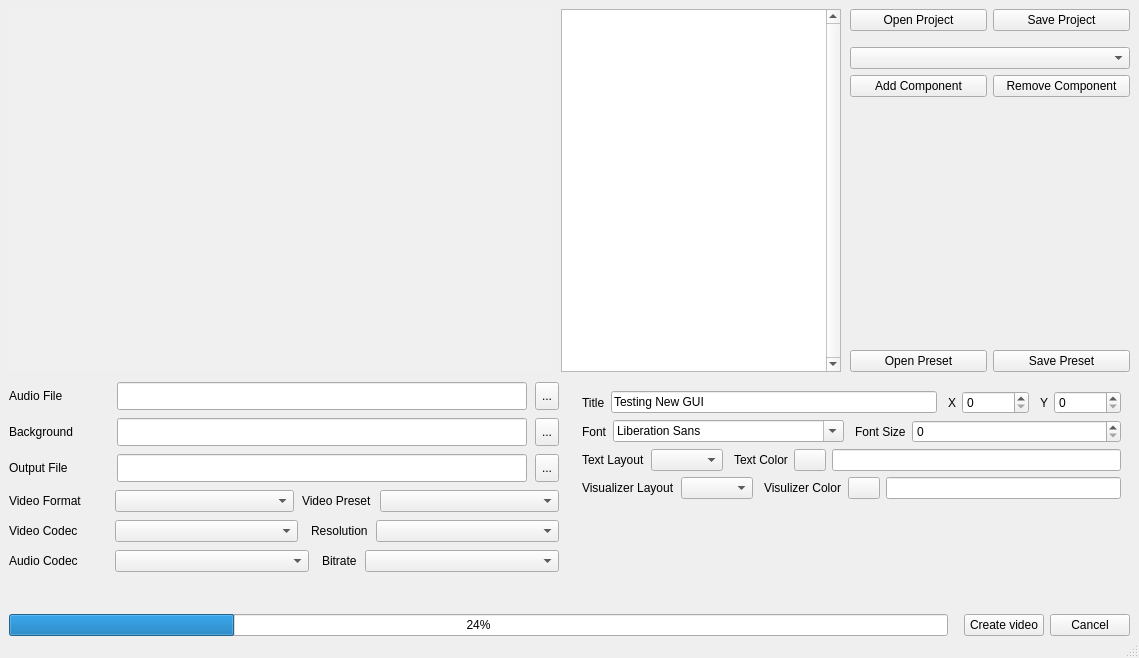
Above: mainwindow.ui from djfun/audio-visualizer-python before the change. Below: the same form after it.
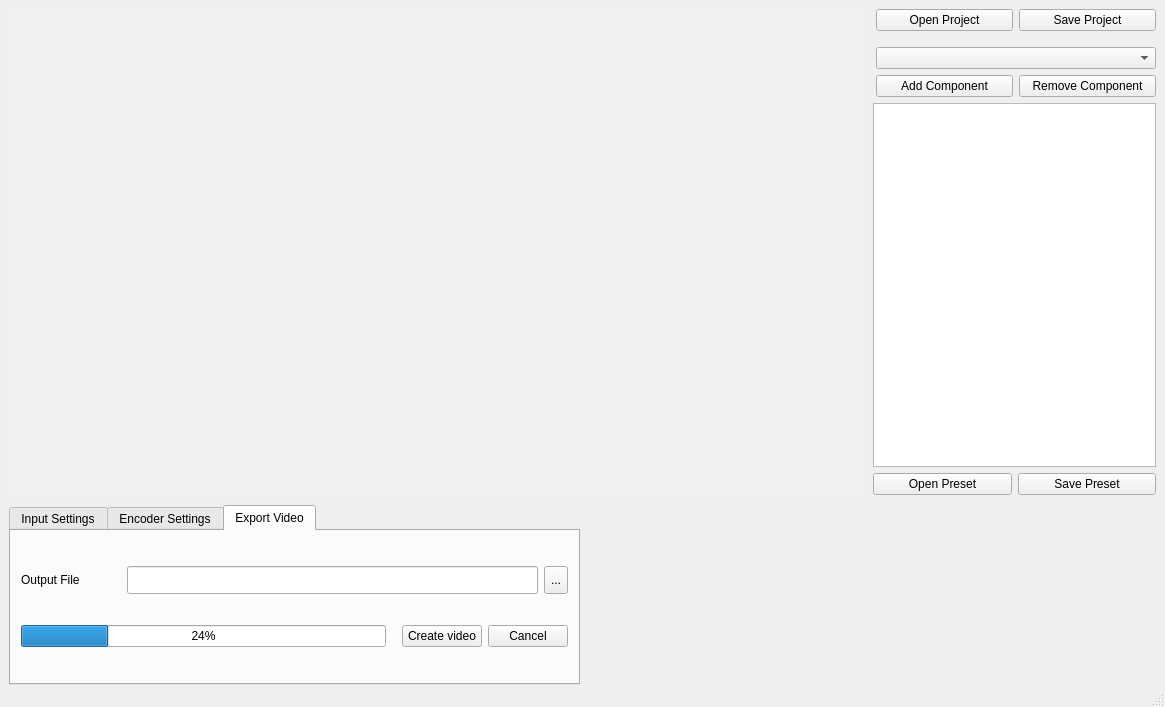
That is the form after the change. The open tabs and pages were chosen to show the change.

```diff
--- a/mainwindow.ui
+++ b/mainwindow.ui
@@ -6,8 +6,8 @@
    <rect>
     <x>0</x>
     <y>0</y>
-    <width>1139</width>
-    <height>658</height>
+    <width>1165</width>
+    <height>707</height>
    </rect>
   </property>
   <property name="windowTitle">
@@ -109,33 +109,6 @@
          <number>3</number>
         </property>
         <item>
-         <widget class="QListView" name="listView_componentList">
-          <property name="sizePolicy">
-           <sizepolicy hsizetype="Minimum" vsizetype="Minimum">
-            <horstretch>0</horstretch>
-            <verstretch>0</verstretch>
-           </sizepolicy>
-          </property>
-          <property name="minimumSize">
-           <size>
-            <width>280</width>
-            <height>200</height>
-           </size>
-          </property>
-          <property name="styleSheet">
-           <string notr="true"/>
-          </property>
-          <property name="verticalScrollBarPolicy">
-           <enum>Qt::ScrollBarAlwaysOn</enum>
-          </property>
-          <property name="horizontalScrollBarPolicy">
-           <enum>Qt::ScrollBarAlwaysOff</enum>
-          </property>
-         </widget>
-        </item>
-       </layout>
-      </item>
-      <item>
        <layout class="QVBoxLayout" name="verticalLayout_4">
         <property name="leftMargin">
          <number>3</number>
@@ -208,18 +181,17 @@
           </item>
          </layout>
         </item>
+         </layout>
+        </item>
         <item>
-         <spacer name="verticalSpacer_2">
-          <property name="orientation">
-           <enum>Qt::Vertical</enum>
+         <widget class="QListWidget" name="listWidget_componentList">
+          <property name="sizePolicy">
+           <sizepolicy hsizetype="Minimum" vsizetype="Expanding">
+            <horstretch>0</horstretch>
+            <verstretch>0</verstretch>
+           </sizepolicy>
           </property>
-          <property name="sizeHint" stdset="0">
-           <size>
-            <width>20</width>
-            <height>40</height>
-           </size>
-          </property>
-         </spacer>
+         </widget>
         </item>
         <item>
          <layout class="QHBoxLayout" name="horizontalLayout_15">
@@ -251,13 +223,45 @@
       <property name="topMargin">
        <number>4</number>
       </property>
-      <item>
-       <layout class="QVBoxLayout" name="verticalLayout_8">
-        <property name="spacing">
-         <number>8</number>
-        </property>
         <property name="rightMargin">
-         <number>8</number>
+       <number>0</number>
+      </property>
+      <item>
+       <widget class="QTabWidget" name="tabWidget">
+        <property name="sizePolicy">
+         <sizepolicy hsizetype="Expanding" vsizetype="Fixed">
+          <horstretch>0</horstretch>
+          <verstretch>0</verstretch>
+         </sizepolicy>
+        </property>
+        <property name="minimumSize">
+         <size>
+          <width>0</width>
+          <height>180</height>
+         </size>
+        </property>
+        <property name="maximumSize">
+         <size>
+          <width>16777215</width>
+          <height>180</height>
+         </size>
+        </property>
+        <property name="tabPosition">
+         <enum>QTabWidget::North</enum>
+        </property>
+        <property name="tabShape">
+         <enum>QTabWidget::Rounded</enum>
+        </property>
+        <property name="currentIndex">
+         <number>0</number>
+        </property>
+        <widget class="QWidget" name="tab">
+         <attribute name="title">
+          <string>Input Settings</string>
+         </attribute>
+         <layout class="QVBoxLayout" name="verticalLayout_7">
+          <property name="margin">
+           <number>10</number>
         </property>
         <item>
          <layout class="QHBoxLayout" name="horizontalLayout_4">
@@ -408,79 +412,16 @@
           </item>
          </layout>
         </item>
-        <item>
-         <layout class="QHBoxLayout" name="horizontalLayout_6">
-          <item>
-           <widget class="QLabel" name="label_outputFile">
-            <property name="sizePolicy">
-             <sizepolicy hsizetype="Fixed" vsizetype="Preferred">
-              <horstretch>0</horstretch>
-              <verstretch>0</verstretch>
-             </sizepolicy>
-            </property>
-            <property name="minimumSize">
-             <size>
-              <width>100</width>
-              <height>0</height>
-             </size>
-            </property>
-            <property name="baseSize">
-             <size>
-              <width>0</width>
-              <height>0</height>
-             </size>
-            </property>
-            <property name="text">
-             <string>Output File</string>
-            </property>
-            <property name="alignment">
-             <set>Qt::AlignLeading|Qt::AlignLeft|Qt::AlignVCenter</set>
-            </property>
-           </widget>
-          </item>
-          <item>
-           <widget class="QLineEdit" name="lineEdit_outputFile">
-            <property name="sizePolicy">
-             <sizepolicy hsizetype="Minimum" vsizetype="Fixed">
-              <horstretch>0</horstretch>
-              <verstretch>0</verstretch>
-             </sizepolicy>
-            </property>
-            <property name="minimumSize">
-             <size>
-              <width>0</width>
-              <height>28</height>
-             </size>
-            </property>
-            <property name="maximumSize">
-             <size>
-              <width>16777215</width>
-              <height>28</height>
-             </size>
-            </property>
-           </widget>
-          </item>
-          <item>
-           <widget class="QToolButton" name="toolButton_selectOutputFile">
-            <property name="minimumSize">
-             <size>
-              <width>0</width>
-              <height>28</height>
-             </size>
-            </property>
-            <property name="maximumSize">
-             <size>
-              <width>16777215</width>
-              <height>28</height>
-             </size>
-            </property>
-            <property name="text">
-             <string>...</string>
-            </property>
-           </widget>
-          </item>
          </layout>
-        </item>
+        </widget>
+        <widget class="QWidget" name="tab_2">
+         <attribute name="title">
+          <string>Encoder Settings</string>
+         </attribute>
+         <layout class="QVBoxLayout" name="verticalLayout_9">
+          <property name="margin">
+           <number>10</number>
+          </property>
         <item>
          <layout class="QHBoxLayout" name="horizontalLayout_13">
           <item>
@@ -653,112 +594,32 @@
           </item>
          </layout>
         </item>
-        <item>
-         <spacer name="verticalSpacer_3">
-          <property name="orientation">
-           <enum>Qt::Vertical</enum>
-          </property>
-          <property name="sizeType">
-           <enum>QSizePolicy::Maximum</enum>
-          </property>
-          <property name="sizeHint" stdset="0">
-           <size>
-            <width>20</width>
-            <height>40</height>
-           </size>
-          </property>
-         </spacer>
-        </item>
-       </layout>
-      </item>
-      <item>
-       <widget class="QStackedWidget" name="stackedWidget">
-        <property name="sizePolicy">
-         <sizepolicy hsizetype="Preferred" vsizetype="Fixed">
-          <horstretch>0</horstretch>
-          <verstretch>0</verstretch>
-         </sizepolicy>
-        </property>
-        <property name="styleSheet">
-         <string notr="true"/>
-        </property>
-        <property name="currentIndex">
-         <number>0</number>
-        </property>
-        <widget class="QWidget" name="page_titleComponent">
-         <layout class="QVBoxLayout" name="verticalLayout_5">
-          <item>
-           <layout class="QHBoxLayout" name="horizontalLayout_7">
-            <property name="leftMargin">
-             <number>0</number>
-            </property>
-            <item>
-             <widget class="QLabel" name="label_title">
-              <property name="text">
-               <string>Title</string>
-              </property>
-             </widget>
-            </item>
+         </layout>
+        </widget>
+        <widget class="QWidget" name="tab_5">
+         <attribute name="title">
+          <string>Export Video</string>
+         </attribute>
+         <layout class="QVBoxLayout" name="verticalLayout_10">
+          <property name="margin">
+           <number>10</number>
+          </property>
             <item>
-             <widget class="QLineEdit" name="lineEdit_title">
+           <layout class="QVBoxLayout" name="verticalLayout_11">
+            <item>
+             <layout class="QHBoxLayout" name="horizontalLayout_6">
+              <item>
+               <widget class="QLabel" name="label_outputFile">
               <property name="sizePolicy">
-               <sizepolicy hsizetype="MinimumExpanding" vsizetype="Fixed">
+                 <sizepolicy hsizetype="Fixed" vsizetype="Preferred">
                 <horstretch>0</horstretch>
                 <verstretch>0</verstretch>
                </sizepolicy>
               </property>
               <property name="minimumSize">
                <size>
-                <width>300</width>
+                  <width>100</width>
                 <height>0</height>
-               </size>
-              </property>
-              <property name="text">
-               <string>Testing New GUI</string>
-              </property>
-             </widget>
-            </item>
-            <item>
-             <spacer name="horizontalSpacer_6">
-              <property name="orientation">
-               <enum>Qt::Horizontal</enum>
-              </property>
-              <property name="sizeType">
-               <enum>QSizePolicy::Fixed</enum>
-              </property>
-              <property name="sizeHint" stdset="0">
-               <size>
-                <width>5</width>
-                <height>20</height>
-               </size>
-              </property>
-             </spacer>
-            </item>
-            <item>
-             <widget class="QLabel" name="label_xTitleAlign">
-              <property name="sizePolicy">
-               <sizepolicy hsizetype="Fixed" vsizetype="Preferred">
-                <horstretch>0</horstretch>
-                <verstretch>0</verstretch>
-               </sizepolicy>
-              </property>
-              <property name="text">
-               <string>X</string>
-              </property>
-             </widget>
-            </item>
-            <item>
-             <widget class="QSpinBox" name="spinBox_xTextAlign">
-              <property name="sizePolicy">
-               <sizepolicy hsizetype="Fixed" vsizetype="Fixed">
-                <horstretch>0</horstretch>
-                <verstretch>0</verstretch>
-               </sizepolicy>
-              </property>
-              <property name="maximumSize">
-               <size>
-                <width>80</width>
-                <height>16777215</height>
                </size>
               </property>
               <property name="baseSize">
@@ -767,84 +628,16 @@
                 <height>0</height>
                </size>
               </property>
-              <property name="minimum">
-               <number>0</number>
-              </property>
-              <property name="maximum">
-               <number>999999999</number>
-              </property>
-              <property name="value">
-               <number>0</number>
-              </property>
-             </widget>
-            </item>
-            <item>
-             <spacer name="horizontalSpacer_7">
-              <property name="orientation">
-               <enum>Qt::Horizontal</enum>
-              </property>
-              <property name="sizeType">
-               <enum>QSizePolicy::Fixed</enum>
-              </property>
-              <property name="sizeHint" stdset="0">
-               <size>
-                <width>5</width>
-                <height>20</height>
-               </size>
-              </property>
-             </spacer>
-            </item>
-            <item>
-             <widget class="QLabel" name="label_yTitleAlign">
-              <property name="sizePolicy">
-               <sizepolicy hsizetype="Fixed" vsizetype="Preferred">
-                <horstretch>0</horstretch>
-                <verstretch>0</verstretch>
-               </sizepolicy>
-              </property>
               <property name="text">
-               <string>Y</string>
-              </property>
-             </widget>
-            </item>
-            <item>
-             <widget class="QSpinBox" name="spinBox_yTextAlign">
-              <property name="sizePolicy">
-               <sizepolicy hsizetype="Fixed" vsizetype="Fixed">
-                <horstretch>0</horstretch>
-                <verstretch>0</verstretch>
-               </sizepolicy>
-              </property>
-              <property name="maximumSize">
-               <size>
-                <width>80</width>
-                <height>16777215</height>
-               </size>
-              </property>
-              <property name="maximum">
-               <number>999999999</number>
-              </property>
-             </widget>
-            </item>
-           </layout>
-          </item>
+                 <string>Output File</string>
+                </property>
+                <property name="alignment">
+                 <set>Qt::AlignLeading|Qt::AlignLeft|Qt::AlignVCenter</set>
+                </property>
+               </widget>
+              </item>
           <item>
-           <layout class="QHBoxLayout" name="horizontalLayout_8">
-            <item>
-             <widget class="QLabel" name="label">
-              <property name="sizePolicy">
-               <sizepolicy hsizetype="Fixed" vsizetype="Preferred">
-                <horstretch>0</horstretch>
-                <verstretch>0</verstretch>
-               </sizepolicy>
-              </property>
-              <property name="text">
-               <string>Font</string>
-              </property>
-             </widget>
-            </item>
-            <item>
-             <widget class="QFontComboBox" name="fontComboBox_titleFont">
+               <widget class="QLineEdit" name="lineEdit_outputFile">
               <property name="sizePolicy">
                <sizepolicy hsizetype="Minimum" vsizetype="Fixed">
                 <horstretch>0</horstretch>
@@ -853,217 +646,44 @@
               </property>
               <property name="minimumSize">
                <size>
-                <width>140</width>
-                <height>0</height>
-               </size>
-              </property>
-             </widget>
-            </item>
-            <item>
-             <spacer name="horizontalSpacer_8">
-              <property name="orientation">
-               <enum>Qt::Horizontal</enum>
-              </property>
-              <property name="sizeType">
-               <enum>QSizePolicy::Fixed</enum>
-              </property>
-              <property name="sizeHint" stdset="0">
-               <size>
-                <width>5</width>
-                <height>20</height>
-               </size>
-              </property>
-             </spacer>
-            </item>
-            <item>
-             <widget class="QLabel" name="label_fontSize">
-              <property name="sizePolicy">
-               <sizepolicy hsizetype="Fixed" vsizetype="Preferred">
-                <horstretch>0</horstretch>
-                <verstretch>0</verstretch>
-               </sizepolicy>
-              </property>
-              <property name="text">
-               <string>Font Size</string>
-              </property>
-             </widget>
-            </item>
-            <item>
-             <widget class="QSpinBox" name="spinBox_fontSize">
-              <property name="maximum">
-               <number>500</number>
-              </property>
-             </widget>
-            </item>
-           </layout>
-          </item>
-          <item>
-           <layout class="QHBoxLayout" name="horizontalLayout_12">
-            <item>
-             <widget class="QLabel" name="label_textLayout">
-              <property name="sizePolicy">
-               <sizepolicy hsizetype="Fixed" vsizetype="Preferred">
-                <horstretch>0</horstretch>
-                <verstretch>0</verstretch>
-               </sizepolicy>
-              </property>
-              <property name="text">
-               <string>Text Layout</string>
-              </property>
-             </widget>
-            </item>
-            <item>
-             <widget class="QComboBox" name="comboBox_textAlign"/>
-            </item>
-            <item>
-             <spacer name="horizontalSpacer_2">
-              <property name="orientation">
-               <enum>Qt::Horizontal</enum>
-              </property>
-              <property name="sizeType">
-               <enum>QSizePolicy::Fixed</enum>
-              </property>
-              <property name="sizeHint" stdset="0">
-               <size>
-                <width>5</width>
-                <height>20</height>
-               </size>
-              </property>
-             </spacer>
-            </item>
-            <item>
-             <widget class="QLabel" name="label_textColor">
-              <property name="text">
-               <string>Text Color</string>
-              </property>
-             </widget>
-            </item>
-            <item>
-             <widget class="QPushButton" name="pushButton_textColor">
+                  <width>0</width>
+                  <height>28</height>
+                 </size>
+                </property>
               <property name="maximumSize">
                <size>
-                <width>32</width>
-                <height>32</height>
-               </size>
-              </property>
-              <property name="text">
-               <string/>
-              </property>
-              <property name="MaximumSize" stdset="0">
-               <size>
-                <width>32</width>
-                <height>32</height>
-               </size>
-              </property>
+                  <width>16777215</width>
+                  <height>28</height>
+                 </size>
+                </property>
              </widget>
             </item>
             <item>
-             <widget class="QLineEdit" name="lineEdit_textColor"/>
-            </item>
-           </layout>
-          </item>
-          <item>
-           <layout class="QHBoxLayout" name="horizontalLayout_9">
-            <item>
-             <widget class="QLabel" name="label_visLayout">
-              <property name="sizePolicy">
-               <sizepolicy hsizetype="Fixed" vsizetype="Preferred">
-                <horstretch>0</horstretch>
-                <verstretch>0</verstretch>
-               </sizepolicy>
-              </property>
-              <property name="text">
-               <string>Visualizer Layout</string>
-              </property>
-             </widget>
-            </item>
-            <item>
-             <widget class="QComboBox" name="comboBox_visLayout"/>
-            </item>
-            <item>
-             <spacer name="horizontalSpacer_5">
-              <property name="orientation">
-               <enum>Qt::Horizontal</enum>
-              </property>
-              <property name="sizeType">
-               <enum>QSizePolicy::Fixed</enum>
-              </property>
-              <property name="sizeHint" stdset="0">
+               <widget class="QToolButton" name="toolButton_selectOutputFile">
+                <property name="minimumSize">
                <size>
-                <width>5</width>
-                <height>20</height>
-               </size>
-              </property>
-             </spacer>
-            </item>
-            <item>
-             <widget class="QLabel" name="label_visColor">
-              <property name="text">
-               <string>Visulizer Color</string>
-              </property>
-             </widget>
-            </item>
-            <item>
-             <widget class="QPushButton" name="pushButton_visColor">
+                  <width>0</width>
+                  <height>28</height>
+                 </size>
+                </property>
               <property name="maximumSize">
                <size>
-                <width>32</width>
-                <height>32</height>
+                  <width>16777215</width>
+                  <height>28</height>
                </size>
               </property>
               <property name="text">
-               <string/>
-              </property>
-              <property name="MaximumSize" stdset="0">
-               <size>
-                <width>32</width>
-                <height>32</height>
-               </size>
-              </property>
-             </widget>
-            </item>
-            <item>
-             <widget class="QLineEdit" name="lineEdit_visColor"/>
-            </item>
-           </layout>
-          </item>
-          <item>
-           <spacer name="verticalSpacer_4">
-            <property name="orientation">
-             <enum>Qt::Vertical</enum>
-            </property>
-            <property name="sizeType">
-             <enum>QSizePolicy::Minimum</enum>
-            </property>
-            <property name="sizeHint" stdset="0">
-             <size>
-              <width>20</width>
-              <height>80</height>
-             </size>
-            </property>
-           </spacer>
-          </item>
-         </layout>
-         <zorder></zorder>
-         <zorder></zorder>
-         <zorder>verticalSpacer_4</zorder>
-        </widget>
-       </widget>
+                 <string>...</string>
+                </property>
+               </widget>
+              </item>
+             </layout>
       </item>
      </layout>
     </item>
     <item>
      <layout class="QHBoxLayout" name="horizontalLayout_3">
-      <property name="leftMargin">
-       <number>0</number>
-      </property>
-      <property name="topMargin">
-       <number>20</number>
-      </property>
-      <property name="rightMargin">
-       <number>0</number>
-      </property>
-      <property name="bottomMargin">
+            <property name="margin">
        <number>0</number>
       </property>
       <item>
@@ -1106,6 +726,38 @@
        <widget class="QPushButton" name="pushButton_Cancel">
         <property name="text">
          <string>Cancel</string>
+              </property>
+             </widget>
+            </item>
+           </layout>
+          </item>
+         </layout>
+         <zorder></zorder>
+        </widget>
+       </widget>
+      </item>
+      <item>
+       <widget class="QStackedWidget" name="stackedWidget">
+        <property name="sizePolicy">
+         <sizepolicy hsizetype="Expanding" vsizetype="Fixed">
+          <horstretch>0</horstretch>
+          <verstretch>0</verstretch>
+         </sizepolicy>
+        </property>
+        <property name="minimumSize">
+         <size>
+          <width>0</width>
+          <height>180</height>
+         </size>
+        </property>
+        <property name="maximumSize">
+         <size>
+          <width>16777215</width>
+          <height>180</height>
+         </size>
+        </property>
+        <property name="currentIndex">
+         <number>-1</number>
         </property>
        </widget>
       </item>
```
Lines whose indentation alone changed are shown as unchanged.
